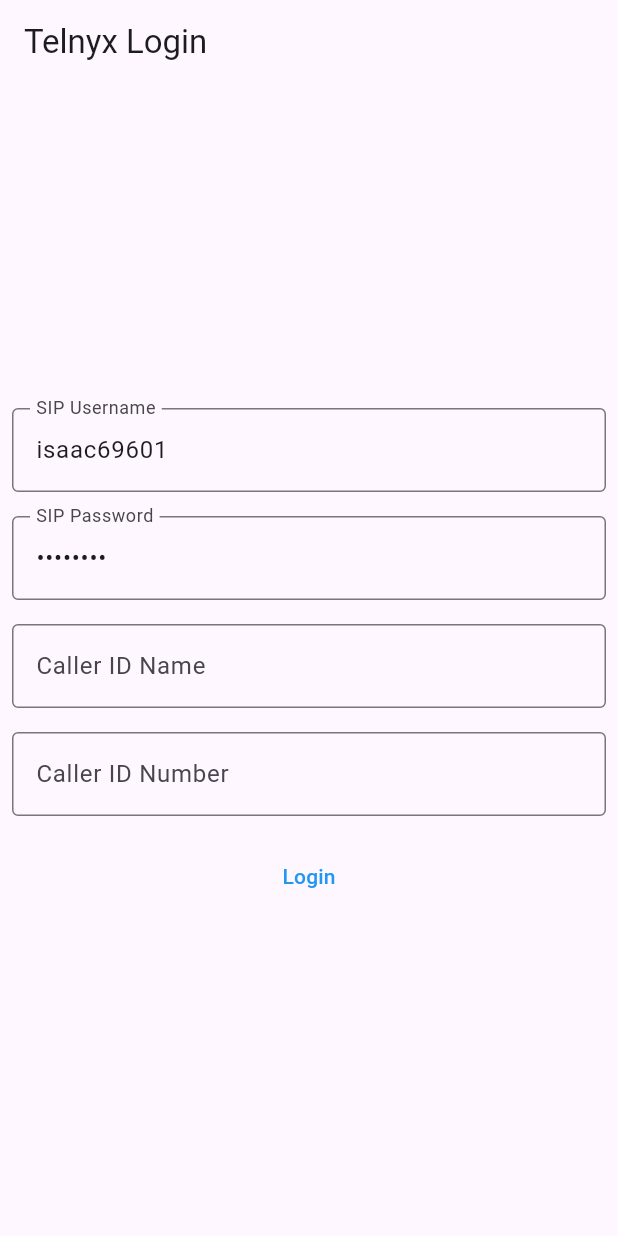
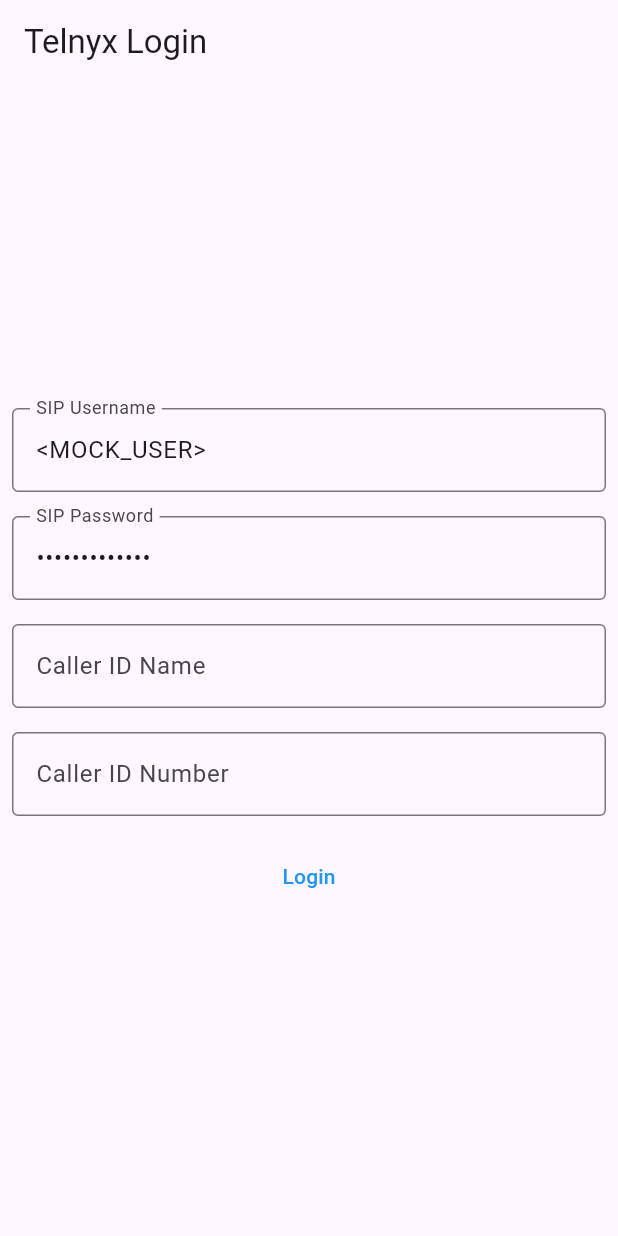
Before and after one commit to team-telnyx/flutter-voice-sdk, a Flutter app: the screen it shows after launch, on a phone screen of 412 x 824 dp. Run offline on Flutter 3.47's test engine with Material 3 defaults, Android fonts, the phone set to English and light mode, and no system bars; our stand-ins replace assets_audio_player, audioplayers, connectivity_plus, firebase_core, firebase_messaging, flutter_masked_text2 and 4 more; missing offline and left inert: dart:html, firebase_core_web, firebase_messaging_web, flutter_callkit_incoming, flutter_webrtc; accounts and stored records are empty.

Commit message:
Username Update

```diff
--- a/lib/main.dart
+++ b/lib/main.dart
@@ -23,8 +23,8 @@ import 'package:telnyx_webrtc/model/socket_method.dart';
 
 final logger = Logger();
 final mainViewModel = MainViewModel();
-const MOCK_USER = "isaac69601";
-const MOCK_PASSWORD = "DYVTuQ6V";
+const MOCK_USER = "<MOCK_USER>";
+const MOCK_PASSWORD = "MOCK_PASSWORD";
 // Android Only - Push Notifications
 @pragma('vm:entry-point')
 Future _firebaseMessagingBackgroundHandler(RemoteMessage message) async {
```
